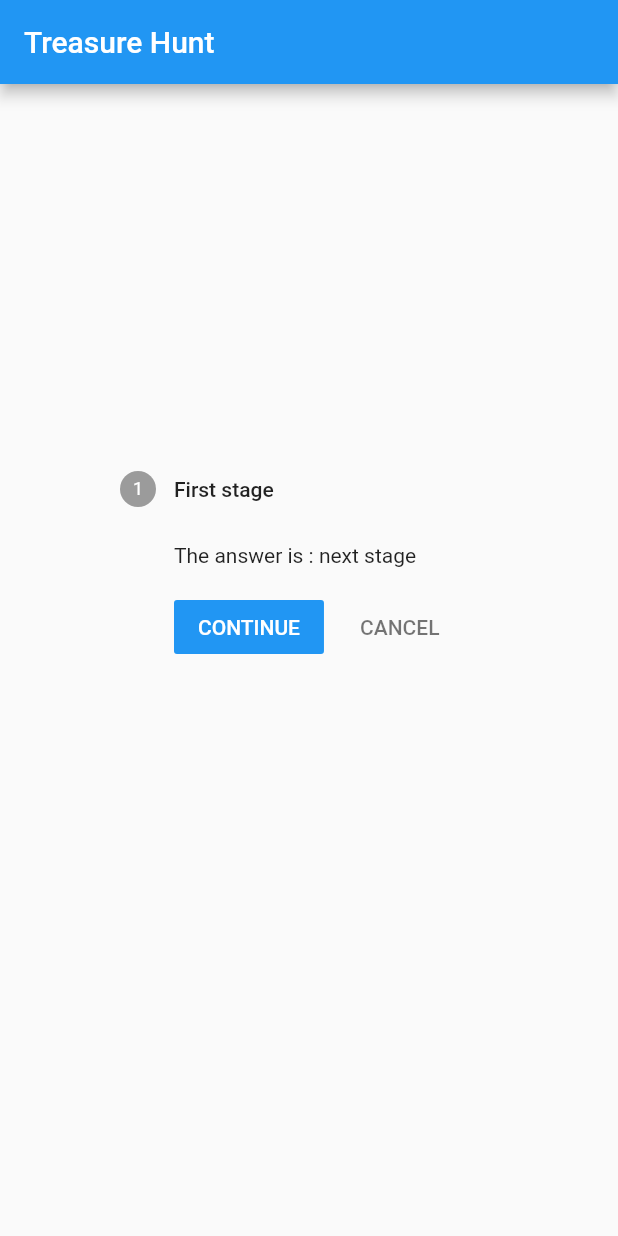
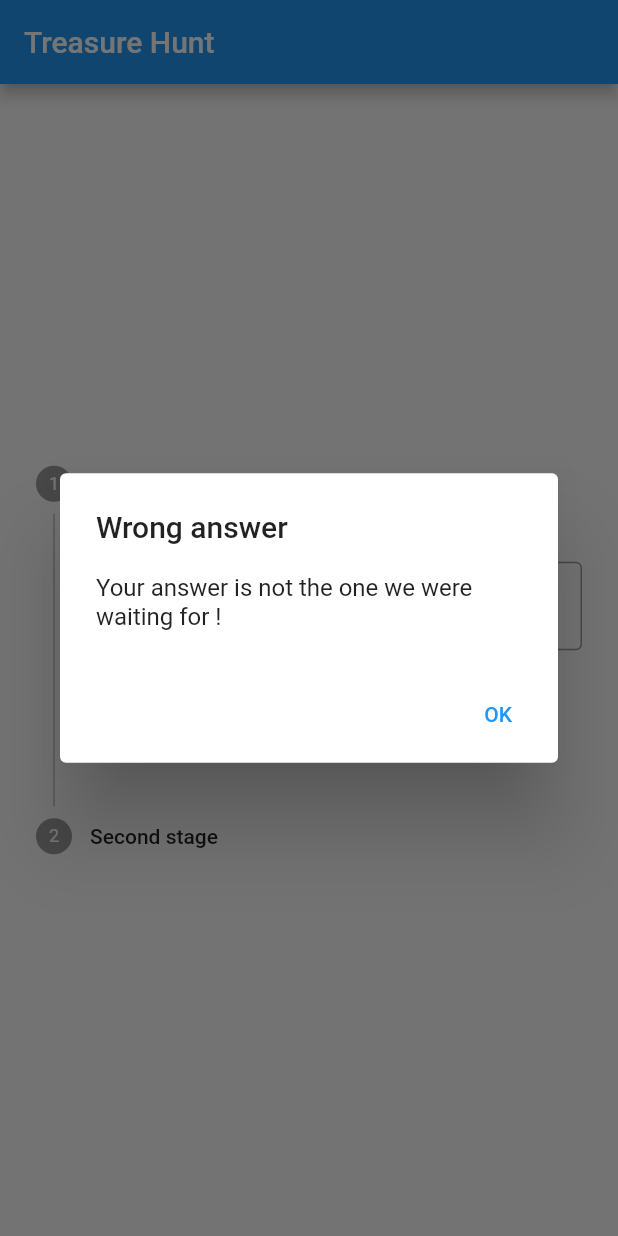
Before and after one commit to nicolaspernoud/treasure_hunt, a Flutter app: the screen it shows after launch, after a tap on "CONTINUE", on a phone screen of 412 x 824 dp. Run offline on Flutter 3.47's test engine with Material 2 defaults, Android fonts, the phone set to English and light mode, and no system bars; our stand-ins replace shared_preferences.

Commit message:
feat: wip

```diff
--- a/lib/components/player.dart
+++ b/lib/components/player.dart
@@ -8,11 +8,12 @@ class PlayerView extends StatefulWidget {
 }
 
 class _PlayerViewState extends State<PlayerView> {
+  var _givenAnswer = "";
+
   @override
   Widget build(BuildContext context) {
     return Container(
-      height: 300,
-      width: 300,
+        width: 800,
         child: Consumer<Hunt>(
           builder: (context, hunt, child) => Stepper(
             currentStep: hunt.activeStage,
@@ -24,24 +25,53 @@ class _PlayerViewState extends State<PlayerView> {
                 hunt.activeStage--;
               });
             },
-                onStepContinue: () {
+            onStepContinue: () async {
               if (hunt.activeStage >= hunt.stages.length - 1) {
                 return;
               }
+              if (hunt.stages[hunt.activeStage].answer == _givenAnswer) {
                 setState(() {
                   hunt.nextStage();
                 });
+              } else {
+                await showDialog(
+                  context: context,
+                  builder: (context) => new AlertDialog(
+                    title: new Text('Wrong answer'),
+                    content: Text(
+                        'Your answer is not the one we were waiting for !'),
+                    actions: <Widget>[
+                      new TextButton(
+                        onPressed: () {
+                          Navigator.of(context, rootNavigator: true)
+                              .pop(); // dismisses only the dialog and returns nothing
+                        },
+                        child: new Text('OK'),
+                      ),
+                    ],
+                  ),
+                );
+              }
             },
             steps: hunt.stages
                 .map((e) => Step(
                     title: Text(e.title),
-                          content: Container(
-                              alignment: Alignment.centerLeft,
-                              child:
-                                  e.hintIsPlace ? Text(e.hint) : Text(e.hint)),
-                        ))
+                    content: Column(
+                      children: [
+                        e.hintIsPlace ? Text(e.hint) : Text(e.hint),
+                        TextField(
+                          decoration: InputDecoration(
+                            border: OutlineInputBorder(),
+                            labelText: 'Your answer',
+                          ),
+                          onChanged: (text) {
+                            _givenAnswer = text;
+                          },
+                        )
+                      ],
+                    )))
                 .toList(),
-              )),
-    );
+          ),
+        ));
   }
 }
--- a/lib/main.dart
+++ b/lib/main.dart
@@ -5,6 +5,7 @@ import 'package:treasurehunt/components/player.dart';
 import 'models/hunt.dart';
 
 void main() {
+  WidgetsFlutterBinding.ensureInitialized();
   var h = Hunt("My hunt");
   h.readHunt();
   runApp(
--- a/lib/models/hunt.dart
+++ b/lib/models/hunt.dart
@@ -1,11 +1,9 @@
 import 'dart:convert';
 
 import 'package:flutter/foundation.dart';
-import 'dart:async';
-import 'dart:io';
 
 import 'package:flutter/material.dart';
-import 'package:path_provider/path_provider.dart';
+import 'package:shared_preferences/shared_preferences.dart';
 
 class Hunt extends ChangeNotifier {
   String _title;
@@ -28,6 +26,8 @@ class Hunt extends ChangeNotifier {
   Hunt(this._title) {
     addStage(Stage(
         "First stage", false, "The answer is : next stage", "next stage"));
+    addStage(Stage("Second stage", false, "The answer is : next stage again",
+        "next stage again"));
   }
 
   notifyAndPersist() {
@@ -43,22 +43,10 @@ class Hunt extends ChangeNotifier {
   List<Stage> get stages => _stages;
 
   // Persistence
-  String _fileName = "hunt.json";
-
-  Future<File> get localFile async {
-    if (Platform.isAndroid) {
-      final directory = await getExternalStorageDirectory();
-      await new Directory('${directory.path}').create(recursive: true);
-      return File('${directory.path}/$_fileName');
-    }
-    final directory = await getApplicationDocumentsDirectory();
-    return File('${directory.path}/$_fileName');
-  }
-
   readHunt() async {
     try {
-      final file = await localFile;
-      String contents = await file.readAsString();
+      SharedPreferences prefs = await SharedPreferences.getInstance();
+      String contents = prefs.getString("hunt");
       fromJson(contents);
       notifyListeners();
     } catch (e) {
@@ -67,8 +55,8 @@ class Hunt extends ChangeNotifier {
   }
 
   void writeHunt() async {
-    final file = await localFile;
-    await file.writeAsString(toJson());
+    SharedPreferences prefs = await SharedPreferences.getInstance();
+    await prefs.setString("hunt", toJson());
   }
 
   fromJson(String source) {
--- a/pubspec.yaml
+++ b/pubspec.yaml
@@ -25,7 +25,7 @@ dependencies:
     sdk: flutter
 
   provider: ^5.0.0
-  path_provider: ^2.0.1
+  shared_preferences: ^2.0.5
 
   # The following adds the Cupertino Icons font to your application.
   # Use with the CupertinoIcons class for iOS style icons.
```
Also changed, not shown: pubspec.lock. Lines whose indentation alone changed are shown as unchanged.
